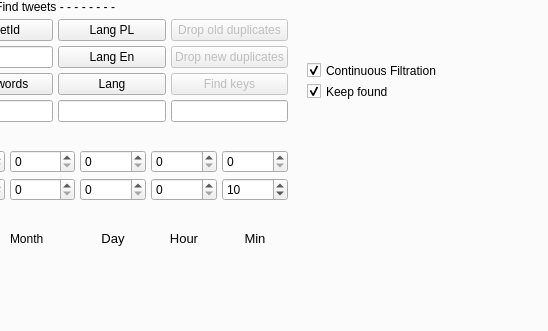
This is twitter_analyzer/gui/GUI_QT.ui in GrzegorzKrug/TwitterAnalyzer as Qt 5 draws it before an edit; both pictures show x 254 to 802 and y 124 to 455 of the 1069 by 877 pixel window. The edited form follows.
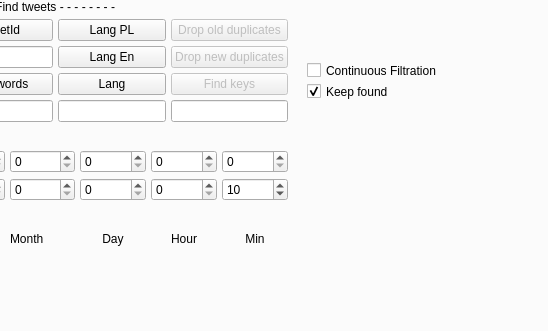
This is the edited form.

The edit to the form file:
```diff
--- a/twitter_analyzer/gui/GUI_QT.ui
+++ b/twitter_analyzer/gui/GUI_QT.ui
@@ -610,11 +610,6 @@
              </item>
              <item row="2" column="5">
               <widget class="QLabel" name="label_5">
-               <property name="font">
-                <font>
-                 <pointsize>10</pointsize>
-                </font>
-               </property>
                <property name="text">
                 <string>Hour</string>
                </property>
@@ -640,11 +635,6 @@
              </item>
              <item row="2" column="4">
               <widget class="QLabel" name="label_4">
-               <property name="font">
-                <font>
-                 <pointsize>10</pointsize>
-                </font>
-               </property>
                <property name="text">
                 <string>Day</string>
                </property>
@@ -655,11 +645,6 @@
              </item>
              <item row="2" column="6">
               <widget class="QLabel" name="label_7">
-               <property name="font">
-                <font>
-                 <pointsize>10</pointsize>
-                </font>
-               </property>
                <property name="text">
                 <string>Min</string>
                </property>
@@ -842,7 +827,7 @@
            <string>Continuous Filtration</string>
           </property>
           <property name="checked">
-           <bool>true</bool>
+           <bool>false</bool>
           </property>
          </widget>
         </widget>
```
